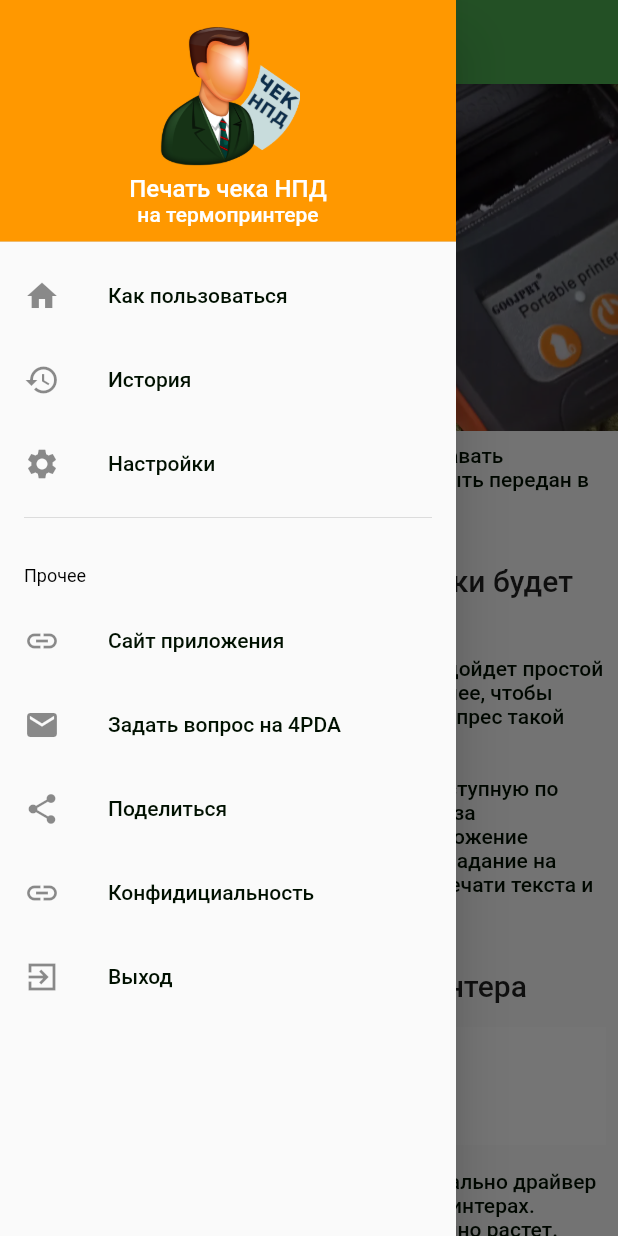
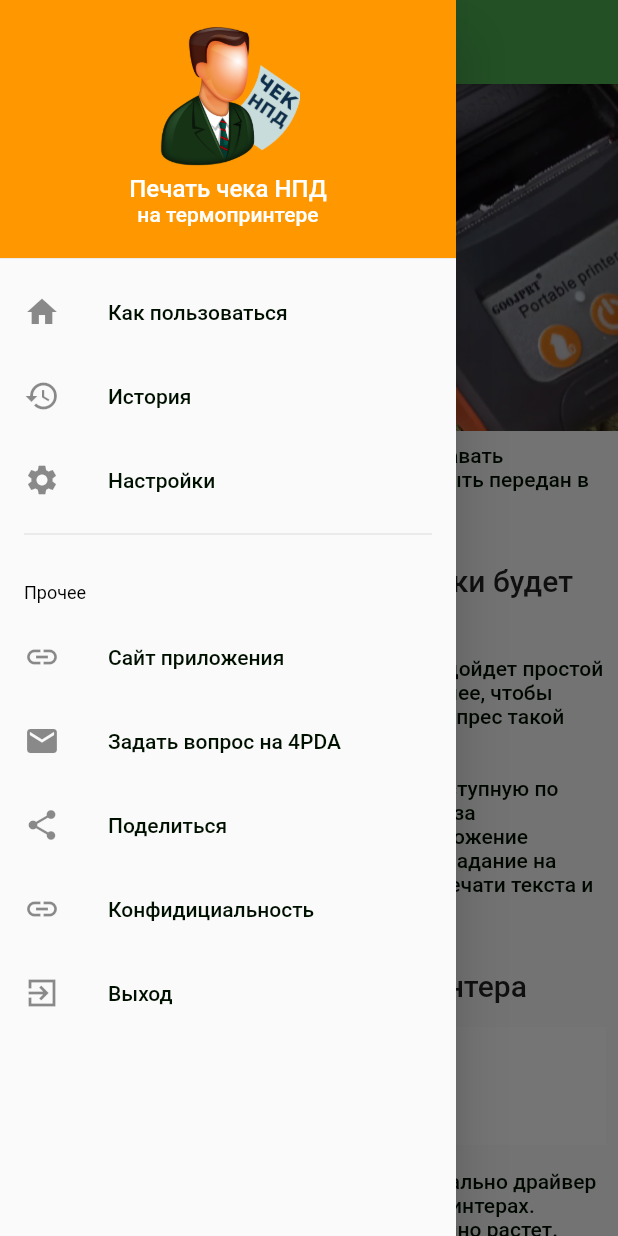
Before and after one commit to Muraveiko/npd_receipt, a Flutter app: the screen it shows after launch, with the side drawer open, on a phone screen of 412 x 824 dp. Run offline on Flutter 3.47's test engine with Material 2 defaults, Android fonts, the phone set to English and light mode, and no system bars; our stand-ins replace device_info_plus, double_back_to_close_app, floor, flutter_settings_screens, package_info_plus, share_plus and 1 more; missing offline and left inert: android_intent_plus; accounts and stored records are empty; generated files the repository leaves out were written again.

Commit message:
Попробывал собрать для Windows desktop. Пришлось исправить шапку у Drawer

```diff
--- a/lib/npd_drawer.dart
+++ b/lib/npd_drawer.dart
@@ -41,7 +41,9 @@ class NpdDrawer extends StatelessWidget {
     return Drawer(
       child: ListView(
         children: [
-          DrawerHeader(
+        SizedBox(
+        height: 180.0,
+        child: DrawerHeader(
             decoration: const BoxDecoration(color: Colors.orange),
             child: Column(children: [
               const Image(image: AssetImage('assets/images/logo.png'), height: 96),
@@ -50,9 +52,10 @@ class NpdDrawer extends StatelessWidget {
                 style: const TextStyle(color: Colors.white, fontSize: 16),
               ),
               Text(S.of(context).nav_header_subtitle,
-                style: const TextStyle(color: Colors.white),
+                style: const TextStyle(color: Colors.white, fontSize:14),
               ),
             ]),
+           ),
           ),
           ListTile(
             leading: const Icon(Icons.home),
```
